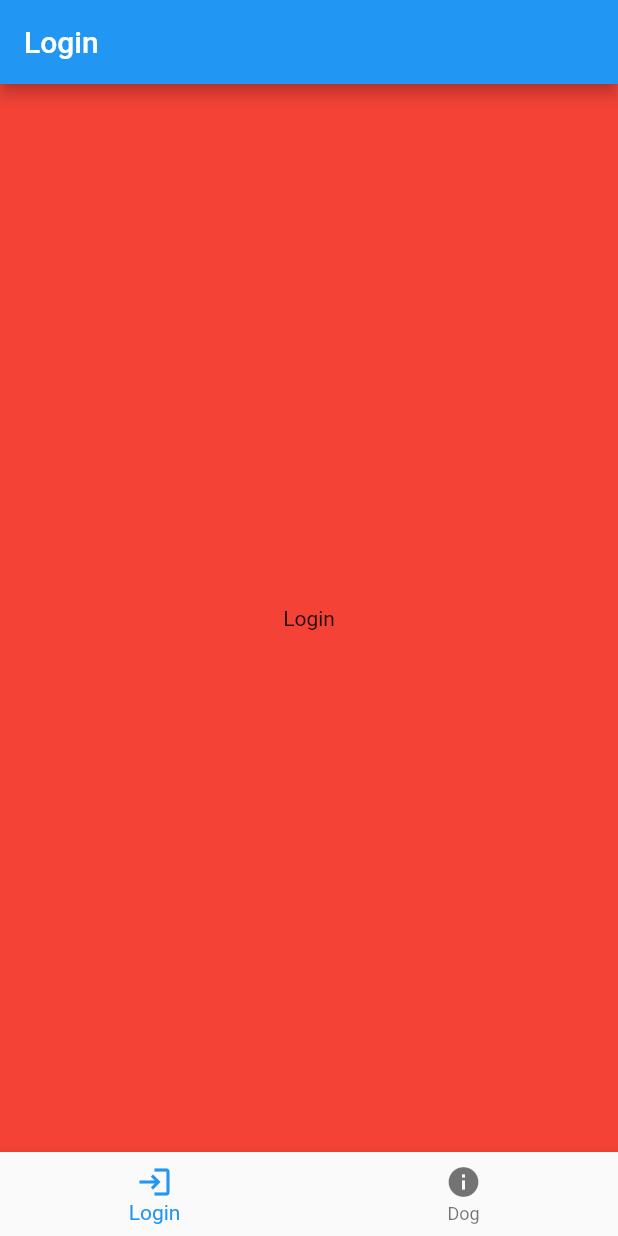
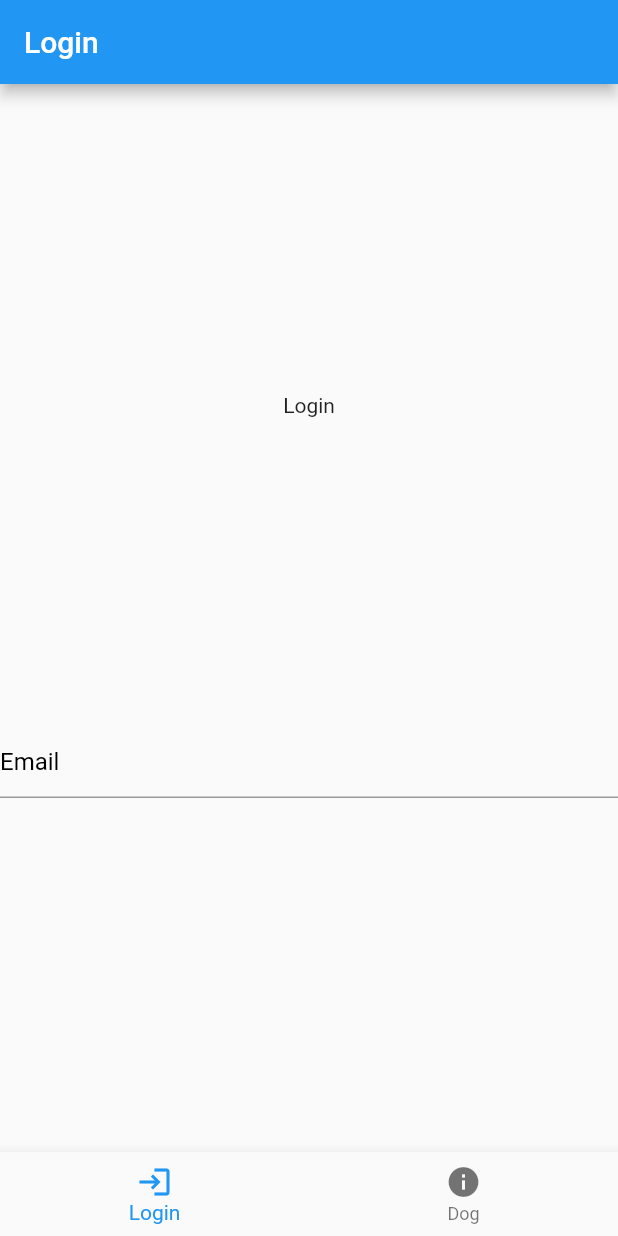
Before and after one commit to ectrema/dog_app_bloc, a Flutter app: the screen it shows after launch, on a phone screen of 412 x 824 dp. Run offline on Flutter 3.47's test engine with Material 2 defaults, Android fonts, the phone set to English and light mode, and no system bars; our stand-ins replace bloc, flutter_bloc.

Commit message:
email bloc

```diff
--- /dev/null
+++ b/lib/bloc/email/email.dart
@@ -0,0 +1,35 @@
+import 'package:flutter_bloc/flutter_bloc.dart';
+
+import 'email_event.dart';
+import 'email_state.dart';
+
+class EmailBloc extends Bloc<EmailEvent, EmailState> {
+  EmailBloc(EmailState initialState) : super(initialState);
+
+  @override
+  Stream<EmailState> mapEventToState(EmailEvent event) async* {
+    if (event is EmailEventSubmit) {
+      yield EmailState(isBusy: true);
+
+      if (isFieldEmpty(event.email)) {
+        yield EmailState(emailError: FieldError.Empty);
+        return;
+      }
+
+      if (!validateEmailAddress(event.email)) {
+        yield EmailState(emailError: FieldError.Invalid);
+        return;
+      }
+
+      yield EmailState(submissionSuccess: true);
+    }
+  }
+
+  bool isFieldEmpty(String fieldValue) => fieldValue.isEmpty;
+
+  bool validateEmailAddress(String email) {
+    return RegExp(
+            r'^(([^<>()[\]\\.,;:\s@\"]+(\.[^<>()[\]\\.,;:\s@\"]+)*)|(\".+\"))@((\[[0-9]{1,3}\.[0-9]{1,3}\.[0-9]{1,3}\.[0-9]{1,3}\])|(([a-zA-Z\-0-9]+\.)+[a-zA-Z]{2,}))$')
+        .hasMatch(email);
+  }
+}
--- /dev/null
+++ b/lib/bloc/email/email_event.dart
@@ -0,0 +1,6 @@
+abstract class EmailEvent {}
+
+class EmailEventSubmit extends EmailEvent {
+  final String email;
+  EmailEventSubmit(this.email);
+}
--- /dev/null
+++ b/lib/bloc/email/email_state.dart
@@ -0,0 +1,12 @@
+enum FieldError { Empty, Invalid }
+
+class EmailState {
+  final bool isBusy;
+  final FieldError emailError;
+  final bool submissionSuccess;
+  EmailState({
+    this.isBusy = false,
+    this.emailError = FieldError.Empty,
+    this.submissionSuccess = false,
+  });
+}
--- /dev/null
+++ b/lib/presentation/home/dog/dog_view.dart
@@ -0,0 +1,10 @@
+import 'package:flutter/material.dart';
+
+class DogView extends StatelessWidget {
+  const DogView({Key? key}) : super(key: key);
+
+  @override
+  Widget build(BuildContext context) {
+    return Center(child: Text('dog'),);
+  }
+}
--- a/lib/presentation/home/home.dart
+++ b/lib/presentation/home/home.dart
@@ -1,5 +1,7 @@
 import 'package:dog_app_bloc/bloc/nav_bar/nav_bar.dart';
 import 'package:dog_app_bloc/bloc/nav_bar/nav_bar_state.dart';
+import 'package:dog_app_bloc/presentation/home/dog/dog_view.dart';
+import 'package:dog_app_bloc/presentation/home/login/login_view.dart';
 import 'package:flutter/material.dart';
 import 'package:flutter_bloc/flutter_bloc.dart';
 
@@ -20,14 +22,19 @@ class _HomeState extends State<Home> {
   }
 
   @override
+  void dispose() {
+    _navbarBloc!.close();
+    super.dispose();
+  }
+
+  @override
   Widget build(BuildContext context) {
     return BlocBuilder(
       bloc: _navbarBloc,
       builder: (BuildContext context, NavbarState state) {
-        if (state is ShowDog){
+        if (state is ShowDog) {
           return buildHomepage(state.title, Colors.blue, state.itemIndex);
-        }
-        else if(state is ShowLogin){
+        } else if (state is ShowLogin) {
           return buildHomepage(state.title, Colors.red, state.itemIndex);
         } else {
           return const SizedBox();
@@ -41,12 +48,7 @@ class _HomeState extends State<Home> {
       appBar: AppBar(
         title: Text(title),
       ),
-      body: Container(
-        color: color,
-        child: Center(
-          child: Text(title),
-        ),
-      ),
+      body: currentIndex == 0 ? const LoginView() : const DogView(),
       bottomNavigationBar: BottomNavigationBar(
         currentIndex: currentIndex,
         onTap: (index) {
--- /dev/null
+++ b/lib/presentation/home/login/login_view.dart
@@ -0,0 +1,70 @@
+import 'package:dog_app_bloc/bloc/email/email.dart';
+import 'package:dog_app_bloc/bloc/email/email_state.dart';
+import 'package:flutter/material.dart';
+import 'package:flutter_bloc/flutter_bloc.dart';
+
+class LoginView extends StatefulWidget {
+  const LoginView({Key? key}) : super(key: key);
+
+  @override
+  State<LoginView> createState() => _LoginViewState();
+}
+
+class _LoginViewState extends State<LoginView> {
+  EmailBloc? emailBloc;
+  final TextEditingController _emailController = TextEditingController();
+
+  @override
+  void initState() {
+    emailBloc = EmailBloc(EmailState());
+    super.initState();
+  }
+
+  @override
+  Widget build(BuildContext context) {
+    return SizedBox(
+      width: MediaQuery.of(context).size.width,
+      child: Column(
+        mainAxisAlignment: MainAxisAlignment.spaceEvenly,
+        children: [
+          const Text('Login'),
+          BlocBuilder<EmailBloc, EmailState>(
+            bloc: emailBloc,
+            builder: (context, state) {
+              if (state.isBusy) {
+                return const CircularProgressIndicator();
+              }
+
+              return Column(
+                mainAxisAlignment: MainAxisAlignment.center,
+                children: <Widget>[
+                  TextField(
+                    controller: _emailController,
+                    style: const TextStyle(
+                      color: Colors.black,
+                    ),
+                    decoration: const InputDecoration(
+                      hintText: 'Email',
+                      labelStyle: TextStyle(
+                        color: Colors.black,
+                      ),
+                      hintStyle: TextStyle(
+                        color: Colors.black,
+                      ),
+                    ),
+                  ),
+                  const SizedBox(height: 30),
+                ],
+              );
+            },
+          ),
+        ],
+      ),
+    );
+  }
+}
+                        // InkWell(
+                        //   child: Text('Submit'),
+                        //   onTap: () => _bloc.add(EmailEventSubmit(
+                        //       _emailController.text)),
+                        // ),
```
